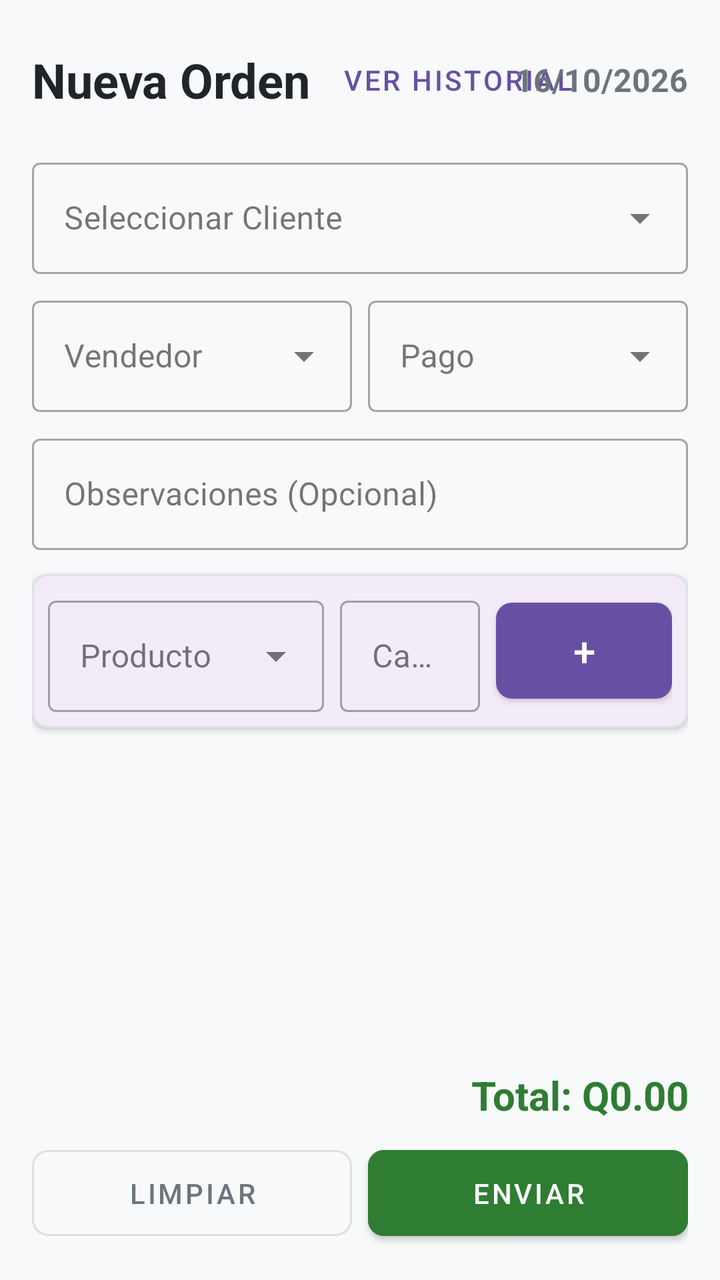
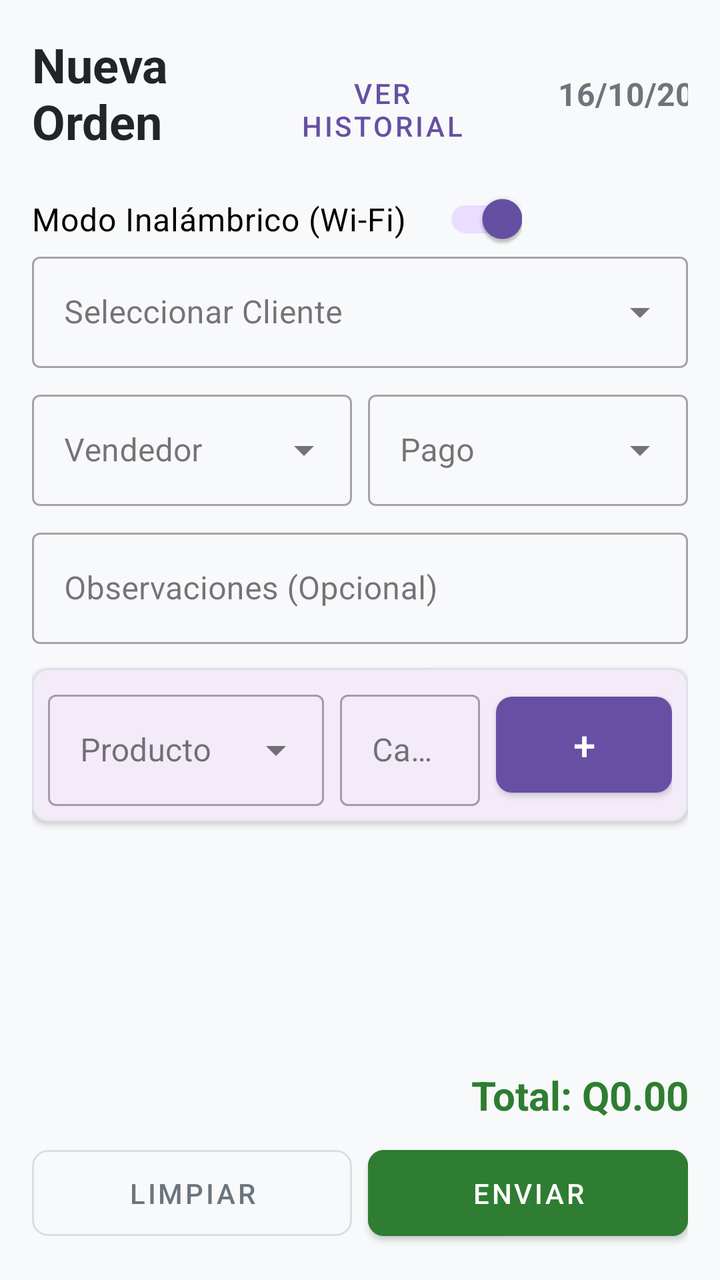

Two renders of the same Android screen: before a commit and after it. Below are the layout's source before the change and the commit's diff.
<!-- AndroidManifest.xml: application theme Theme.Contacto1 -->
<!-- res/layout/activity_main.xml -->
<?xml version="1.0" encoding="utf-8"?>
<LinearLayout xmlns:android="http://schemas.android.com/apk/res/android"
    xmlns:app="http://schemas.android.com/apk/res-auto"
    android:layout_width="match_parent"
    android:layout_height="match_parent"
    android:orientation="vertical"
    android:padding="16dp"
    android:background="#F8F9FA">

    
    <RelativeLayout
        android:layout_width="match_parent"
        android:layout_height="wrap_content"
        android:layout_marginBottom="12dp">
        <TextView
            android:id="@+id/lblTitulo"
            android:layout_width="wrap_content"
            android:layout_height="wrap_content"
            android:text="Nueva Orden"
            android:textSize="24sp"
            android:textStyle="bold"
            android:textColor="#212529"
            android:layout_alignParentStart="true"
            android:layout_centerVertical="true"/>
        <Button
            android:id="@+id/btnVerHistorial"
            style="@style/Widget.MaterialComponents.Button.TextButton"
            android:layout_width="wrap_content"
            android:layout_height="wrap_content"
            android:text="Ver Historial"
            android:layout_toEndOf="@id/lblTitulo"
            android:layout_marginStart="8dp"/>
        <TextView
            android:id="@+id/lblFechaActual"
            android:layout_width="wrap_content"
            android:layout_height="wrap_content"
            android:text="16/10/2026"
            android:textSize="16sp"
            android:textStyle="bold"
            android:textColor="#6C757D"
            android:layout_alignParentEnd="true"
            android:layout_centerVertical="true"/>
    </RelativeLayout>

    <com.google.android.material.textfield.TextInputLayout
        style="@style/Widget.MaterialComponents.TextInputLayout.OutlinedBox.ExposedDropdownMenu"
        android:layout_width="match_parent"
        android:layout_height="wrap_content"
        android:hint="Seleccionar Cliente"
        android:layout_marginBottom="8dp">
        <AutoCompleteTextView android:id="@+id/spinnerClientes" android:layout_width="match_parent" android:layout_height="wrap_content" android:inputType="none"/>
    </com.google.android.material.textfield.TextInputLayout>

    <LinearLayout
        android:layout_width="match_parent"
        android:layout_height="wrap_content"
        android:orientation="horizontal"
        android:layout_marginBottom="8dp">
        <com.google.android.material.textfield.TextInputLayout
            style="@style/Widget.MaterialComponents.TextInputLayout.OutlinedBox.ExposedDropdownMenu"
            android:layout_width="0dp" android:layout_weight="1" android:layout_height="wrap_content"
            android:hint="Vendedor" android:layout_marginEnd="8dp">
            <AutoCompleteTextView android:id="@+id/spinnerVendedores" android:layout_width="match_parent" android:layout_height="wrap_content" android:inputType="none"/>
        </com.google.android.material.textfield.TextInputLayout>

        <com.google.android.material.textfield.TextInputLayout
            style="@style/Widget.MaterialComponents.TextInputLayout.OutlinedBox.ExposedDropdownMenu"
            android:layout_width="0dp" android:layout_weight="1" android:layout_height="wrap_content"
            android:hint="Pago">
            <AutoCompleteTextView android:id="@+id/spinnerPago" android:layout_width="match_parent" android:layout_height="wrap_content" android:inputType="none"/>
        </com.google.android.material.textfield.TextInputLayout>
    </LinearLayout>

    <com.google.android.material.textfield.TextInputLayout
        style="@style/Widget.MaterialComponents.TextInputLayout.OutlinedBox"
        android:layout_width="match_parent" android:layout_height="wrap_content"
        android:hint="Observaciones (Opcional)" android:layout_marginBottom="12dp">
        <com.google.android.material.textfield.TextInputEditText
            android:id="@+id/txtObservaciones" android:layout_width="match_parent" android:layout_height="wrap_content" android:inputType="textCapSentences"/>
    </com.google.android.material.textfield.TextInputLayout>

    <com.google.android.material.card.MaterialCardView
        android:layout_width="match_parent" android:layout_height="wrap_content" android:layout_marginBottom="8dp"
        app:cardCornerRadius="8dp" app:cardElevation="2dp" app:contentPadding="8dp" app:strokeColor="#DEE2E6" app:strokeWidth="1dp">
        <LinearLayout android:layout_width="match_parent" android:layout_height="wrap_content" android:orientation="horizontal" android:gravity="center_vertical">
            <com.google.android.material.textfield.TextInputLayout
                style="@style/Widget.MaterialComponents.TextInputLayout.OutlinedBox.ExposedDropdownMenu"
                android:layout_width="0dp" android:layout_weight="1" android:layout_height="wrap_content" android:hint="Producto" android:layout_marginEnd="8dp">
                <AutoCompleteTextView android:id="@+id/spinnerProductos" android:layout_width="match_parent" android:layout_height="wrap_content" android:inputType="none"/>
            </com.google.android.material.textfield.TextInputLayout>
            <com.google.android.material.textfield.TextInputLayout
                style="@style/Widget.MaterialComponents.TextInputLayout.OutlinedBox"
                android:layout_width="70dp" android:layout_height="wrap_content" android:hint="Cant." android:layout_marginEnd="8dp">
                <com.google.android.material.textfield.TextInputEditText android:id="@+id/txtCantidad" android:layout_width="match_parent" android:layout_height="wrap_content" android:inputType="number" />
            </com.google.android.material.textfield.TextInputLayout>
            <Button
                android:id="@+id/btnAgregarDetalle" style="@style/Widget.MaterialComponents.Button"
                android:layout_width="wrap_content" android:layout_height="60dp" android:text="+" android:textSize="20sp" app:cornerRadius="8dp"/>
        </LinearLayout>
    </com.google.android.material.card.MaterialCardView>

    <ListView
        android:id="@+id/listaDetalles" android:layout_width="match_parent" android:layout_height="0dp"
        android:layout_weight="1" android:divider="@android:color/transparent" android:dividerHeight="4dp" android:layout_marginBottom="8dp"/>

    <TextView
        android:id="@+id/lblTotal" android:layout_width="match_parent" android:layout_height="wrap_content"
        android:text="Total: Q0.00" android:textSize="20sp" android:textStyle="bold" android:textColor="#2E7D32" android:gravity="end" android:layout_marginBottom="8dp"/>

    <LinearLayout
        android:layout_width="match_parent" android:layout_height="wrap_content" android:orientation="horizontal">
        <Button
            android:id="@+id/btnLimpiar" style="@style/Widget.MaterialComponents.Button.OutlinedButton"
            android:layout_width="0dp" android:layout_weight="1" android:layout_height="55dp"
            android:text="Limpiar" android:layout_marginEnd="8dp" app:cornerRadius="8dp" android:textColor="#6C757D"/>
        <Button
            android:id="@+id/btnGenerarPedido" style="@style/Widget.MaterialComponents.Button"
            android:layout_width="0dp" android:layout_weight="1" android:layout_height="55dp"
            android:text="Enviar" android:backgroundTint="#2E7D32" app:cornerRadius="8dp"/>
    </LinearLayout>
</LinearLayout>
<!-- resources referenced by this layout -->
<resources>
  <style name="Theme.Contacto1" parent="Base.Theme.Contacto1" />
  <style name="Base.Theme.Contacto1" parent="Theme.Material3.DayNight.NoActionBar">
          
          
      </style>
</resources>

<!-- the commit's change to res/layout/activity_main.xml (unified diff, before → after) -->
@@ -9,38 +9,55 @@
 
     
     <RelativeLayout
-        android:layout_width="match_parent"
-        android:layout_height="wrap_content"
+        android:layout_width="380dp"
+        android:layout_height="68dp"
         android:layout_marginBottom="12dp">
+
         <TextView
             android:id="@+id/lblTitulo"
-            android:layout_width="wrap_content"
-            android:layout_height="wrap_content"
+            android:layout_width="113dp"
+            android:layout_height="match_parent"
+            android:layout_alignParentStart="true"
+            android:layout_marginStart="0dp"
             android:text="Nueva Orden"
+            android:textColor="#212529"
             android:textSize="24sp"
-            android:textStyle="bold"
-            android:textColor="#212529"
-            android:layout_alignParentStart="true"
-            android:layout_centerVertical="true"/>
+            android:textStyle="bold" />
+
         <Button
             android:id="@+id/btnVerHistorial"
             style="@style/Widget.MaterialComponents.Button.TextButton"
-            android:layout_width="wrap_content"
-            android:layout_height="wrap_content"
-            android:text="Ver Historial"
+            android:layout_width="124dp"
+            android:layout_height="54dp"
+            android:layout_alignParentBottom="true"
+            android:layout_marginStart="0dp"
+            android:layout_marginBottom="3dp"
             android:layout_toEndOf="@id/lblTitulo"
-            android:layout_marginStart="8dp"/>
+            android:text="Ver Historial" />
+
         <TextView
             android:id="@+id/lblFechaActual"
-            android:layout_width="wrap_content"
-            android:layout_height="wrap_content"
+            android:layout_width="103dp"
+            android:layout_height="24dp"
+            android:layout_alignParentEnd="true"
+            android:layout_alignParentBottom="true"
+            android:layout_marginEnd="14dp"
+            android:layout_marginBottom="24dp"
             android:text="16/10/2026"
+            android:textColor="#6C757D"
             android:textSize="16sp"
-            android:textStyle="bold"
-            android:textColor="#6C757D"
-            android:layout_alignParentEnd="true"
-            android:layout_centerVertical="true"/>
+            android:textStyle="bold" />
+
     </RelativeLayout>
+
+    <com.google.android.material.switchmaterial.SwitchMaterial
+        android:id="@+id/switchModoConexion"
+        android:layout_width="245dp"
+        android:layout_height="7dp"
+        android:checked="true"
+        android:text="Modo Inalámbrico (Wi-Fi)"
+        android:textColor="@android:color/black"
+        android:textSize="16sp" />
 
     <com.google.android.material.textfield.TextInputLayout
         style="@style/Widget.MaterialComponents.TextInputLayout.OutlinedBox.ExposedDropdownMenu"
@@ -100,8 +117,13 @@
     </com.google.android.material.card.MaterialCardView>
 
     <ListView
-        android:id="@+id/listaDetalles" android:layout_width="match_parent" android:layout_height="0dp"
-        android:layout_weight="1" android:divider="@android:color/transparent" android:dividerHeight="4dp" android:layout_marginBottom="8dp"/>
+        android:id="@+id/listaDetalles"
+        android:layout_width="match_parent"
+        android:layout_height="191dp"
+        android:layout_marginBottom="8dp"
+        android:layout_weight="1"
+        android:divider="@android:color/transparent"
+        android:dividerHeight="4dp" />
 
     <TextView
         android:id="@+id/lblTotal" android:layout_width="match_parent" android:layout_height="wrap_content"
